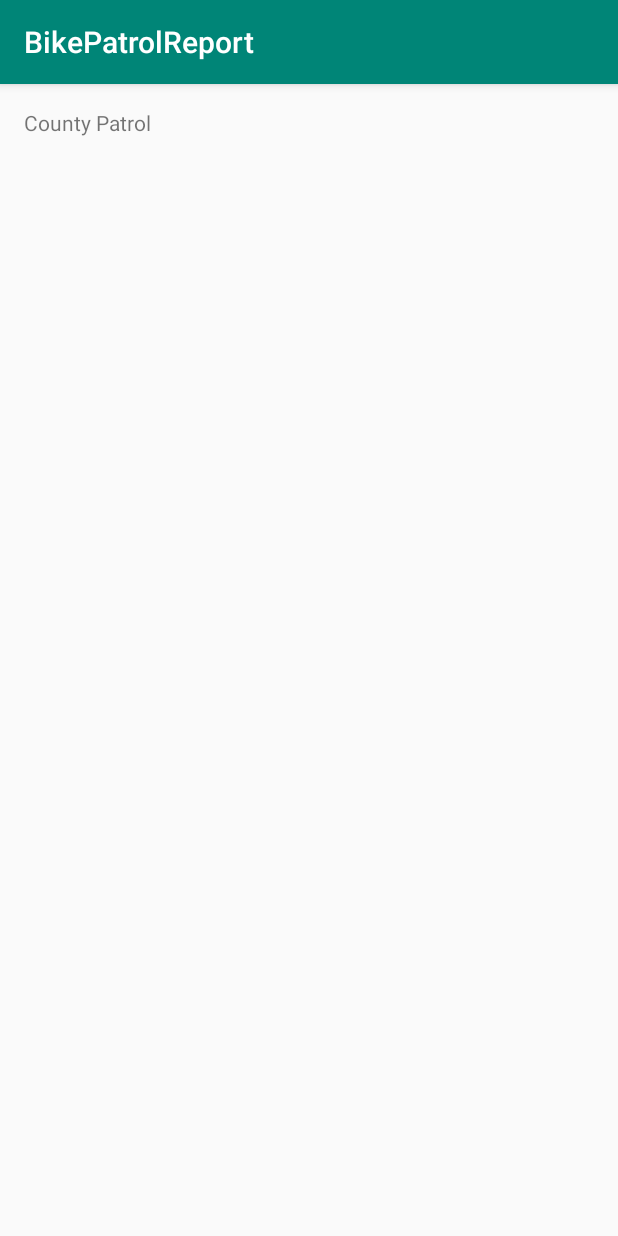
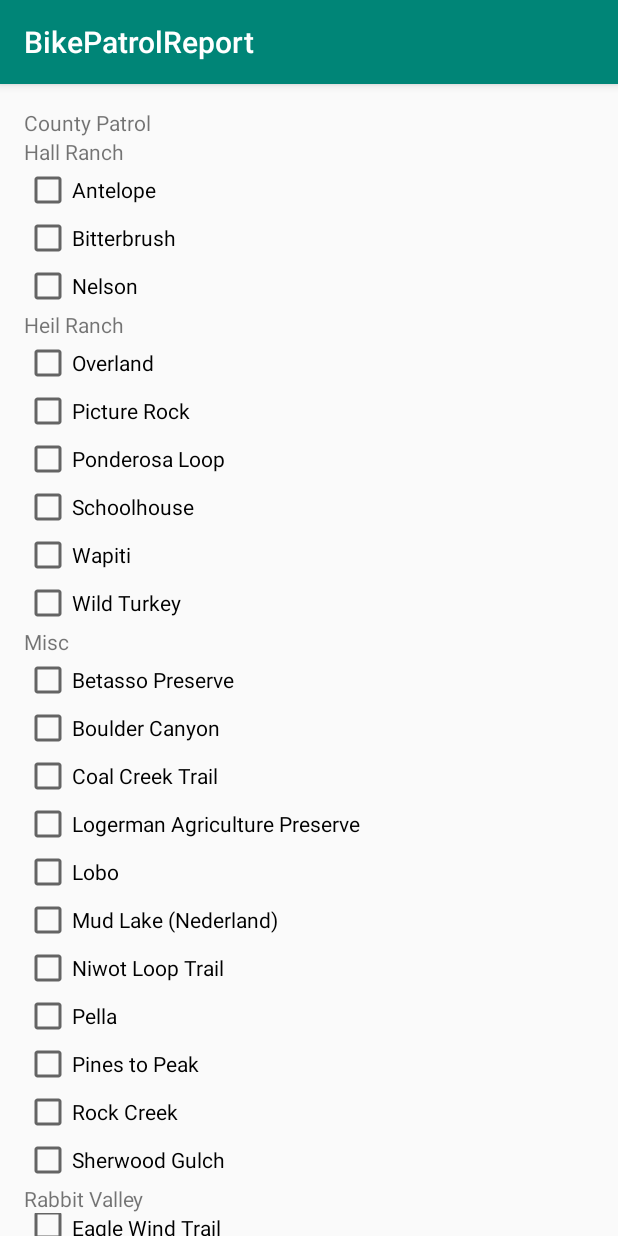
Before and after one commit to pauldshep/BikePatrolReport, an Android app: the PatrolLocationActivity screen opened directly, with no data from a screen before it, after a tap on "COUNTY PATROL", on a phone screen of 412 x 824 dp. Run offline under Robolectric (Android 15) with nearby library versions, the phone set to English and light mode, and no system bars.

Commit message:
Implemented check boxes

```diff
--- a/app/src/main/java/com/sss/bikepatrolreport/PatrolCategory.java
+++ /dev/null
@@ -1,18 +0,0 @@
-package com.sss.bikepatrolreport;
-
-public class PatrolCategory
-{
-    String   mPatrolCatagory;
-    String   mPatrolLocation;
-    String[] mMtnBikeTrails;
-
-    /**
-     * Constructor
-     */
-    public PatrolCategory(String patrolCatagory, String patrolLocation, String[] mtnBikeTrails)
-    {
-        mPatrolCatagory = patrolCatagory;
-        mPatrolLocation = patrolLocation;
-        mMtnBikeTrails  = mtnBikeTrails;
-    }
-}   // end public class Patrol Category
--- a/app/src/main/java/com/sss/bikepatrolreport/PatrolLocationActivity.java
+++ b/app/src/main/java/com/sss/bikepatrolreport/PatrolLocationActivity.java
@@ -14,13 +14,6 @@ import static com.sss.bikepatrolreport.TrailSelectionActivity.*;
 public class PatrolLocationActivity extends AppCompatActivity
 {
     private final static String TAG = "PatrolLocationActivity";
-    // patrol categories
-
-    private PatrolCategory mPatrolCategoryCity;
-    private PatrolCategory mPatrolCategoryCounty;
-    private PatrolCategory mPatrolCategoryUSFS;
-    private PatrolCategory mPatrolCategoryValmont;
-
 
     /**
      * Android lifecycle function onCreate()
--- a/app/src/main/java/com/sss/bikepatrolreport/PatrolTrails.java
+++ b/app/src/main/java/com/sss/bikepatrolreport/PatrolTrails.java
@@ -32,6 +32,28 @@ public class PatrolTrails
 
 
     /**
+     * Get the name of the trail area
+     *
+     * @return trail area name
+     */
+    public String getTrailAreaName()
+    {
+        return mTrailArea;
+    }
+
+
+    /**
+     * Get the list of trails in this trail system
+     *
+     * @return list of trails in the trail system
+     */
+    public ArrayList<String> getTrailList()
+    {
+        return mTrails;
+    }
+
+
+    /**
      * Implement the toString() method
      */
     @Override
--- /dev/null
+++ b/app/src/main/java/com/sss/bikepatrolreport/PatrolType.java
@@ -0,0 +1,62 @@
+package com.sss.bikepatrolreport;
+
+import java.util.ArrayList;
+
+/**
+ * Class PatrolType:  Encapsulates the type of patrol: City, County, USFS, or
+ * Valmont Bike Park.  Name of the Patrol Type and associated trails are
+ * saved here.
+ */
+public class PatrolType
+{
+    private String                  mPatrolType        = "Unknown";
+    private ArrayList<PatrolTrails> mPatrolTrailSystem = new ArrayList<PatrolTrails>();
+
+    /**
+     * Constructor
+     */
+    public PatrolType(String patrolType)
+    {
+        mPatrolType = patrolType;
+    }
+
+
+    /**
+     * Adds a trail system to an internal list associated with the patrol type
+     *
+     * @param patrolTrails trail system associated with patrol type
+     */
+    public void addPatrolTrails(PatrolTrails patrolTrails)
+    {
+        mPatrolTrailSystem.add(patrolTrails);
+    }
+
+
+    /**
+     * Get the internal list of patrol trail systems
+     *
+     * @return internal list of the patrol trail system
+     */
+    public ArrayList<PatrolTrails> getPatrolTrailSystem()
+    {
+        return mPatrolTrailSystem;
+    }
+
+    /**
+     * Implement the Java toString() function for this class
+     *
+     * @return class string description
+     */
+    @Override
+    public String toString()
+    {
+        StringBuilder str_bld = new StringBuilder("Patrol Type: " + mPatrolType + "\n");
+
+        for(PatrolTrails patrolTrails : mPatrolTrailSystem)
+        {
+            str_bld.append(patrolTrails.toString());
+        }
+
+        return str_bld.toString();
+    }
+}   // end public class Patrol Category
--- a/app/src/main/java/com/sss/bikepatrolreport/TrailSelectionActivity.java
+++ b/app/src/main/java/com/sss/bikepatrolreport/TrailSelectionActivity.java
@@ -4,8 +4,16 @@ import android.content.Intent;
 import android.support.v7.app.AppCompatActivity;
 import android.os.Bundle;
 import android.util.Log;
+import android.widget.CheckBox;
+import android.widget.LinearLayout;
 import android.widget.TextView;
 
+import java.util.ArrayList;
+
+/**
+ * Class TrailSelectionActivity: allows the user to select the trails
+ * patrolled from a list associated with the specified patrol type.
+ */
 public class TrailSelectionActivity extends AppCompatActivity
 {
     private final static String TAG = "TrailSelectionActivity";
@@ -20,7 +28,7 @@ public class TrailSelectionActivity extends AppCompatActivity
     public final static int PATROL_TYPE_USFS    = 3;
     public final static int PATROL_TYPE_VALMONT = 4;
 
-
+    private PatrolType mPatrolType;     // patrol type trail list
 
     @Override
     protected void onCreate(Bundle savedInstanceState)
@@ -28,36 +36,86 @@ public class TrailSelectionActivity extends AppCompatActivity
         super.onCreate(savedInstanceState);
         setContentView(R.layout.activity_trail_selection);
 
-        getExtras();
+        int patrol_type_id = getExtras();
+        String patrol_type_str = setPatrolType(patrol_type_id);
+
+        // display the patrol type
+        TextView tv_patrol_area = findViewById(R.id.tv_patrol_area);
+        tv_patrol_area.setText(patrol_type_str);
+
+        // display the trails in check boxes
+        LinearLayout linear_layout = findViewById(R.id.ll_trail_selection);
+        ArrayList<PatrolTrails> patrol_trails = mPatrolType.getPatrolTrailSystem();
+        for(PatrolTrails patrol_trail_sys : patrol_trails)
+        {
+            String            trail_area_name = patrol_trail_sys.getTrailAreaName();
+            ArrayList<String> trail_list      = patrol_trail_sys.getTrailList();
+
+            TextView tv_trail_area = new TextView(this);
+            tv_trail_area.setText(trail_area_name);
+            linear_layout.addView(tv_trail_area);
+
+            for(String trail_name : trail_list)
+            {
+                CheckBox check_box = new CheckBox(this);
+                check_box.setText(trail_name);
+                linear_layout.addView(check_box);
+            }
+        }
+
     }   // end protected void onCreate(Bundle savedInstanceState)
 
     /**
      * Get extras from intent that started this activity
+     *
+     * @return patrol type identifier
      */
-    private void getExtras()
+    private int getExtras()
     {
         Intent this_intent = getIntent();
-        int patrol_type = this_intent.getIntExtra(EXTRA_PATROL_TYPE, 0);
-        Log.i(TAG, "getExtras(): patrol type = " + patrol_type);
-
-        setPatrolType(patrol_type);
+        int patrol_type_id = this_intent.getIntExtra(EXTRA_PATROL_TYPE, 0);
+        Log.i(TAG, "getExtras(): patrol type id= " + patrol_type_id);
+        return patrol_type_id;
     }
 
 
     /**
      * Set the patrol type
+     *
+     * @param patrolTypeId identifies patrol type
+     *
+     * @return string description of the patrol type
      */
-    private void setPatrolType(int patrolType)
+    private String setPatrolType(int patrolTypeId)
     {
-        String patrol_type = lookupPatrolType(patrolType);
+        String patrol_type_str = lookupPatrolType(patrolTypeId);
 
-        TextView tv_patrol_area = findViewById(R.id.tv_patrol_area);
-        tv_patrol_area.setText(patrol_type);
+        // initialize patrol trail list
+        switch(patrolTypeId)
+        {
+            case PATROL_TYPE_CITY:
+                initCityPatrolTrailList(patrol_type_str);
+                break;
+            case PATROL_TYPE_COUNTY:
+                initCountyPatrolTrailList(patrol_type_str);
+                break;
+            case PATROL_TYPE_USFS:
+                initUSFSPatrolTrailList(patrol_type_str);
+                break;
+            case PATROL_TYPE_VALMONT:
+                initValmontPatrolTrailList(patrol_type_str);
+                break;
+            case PATROL_TYPE_UNKNOWN:
+            default:
+                break;
+        }
+
+        return patrol_type_str;
     }
 
 
     /**
-     * Lookup ASCII equivalent of patrol type for display
+     * Lookup ASCII description of patrol type for display
      */
     private String lookupPatrolType(Integer patrolType)
     {
@@ -72,4 +130,90 @@ public class TrailSelectionActivity extends AppCompatActivity
         }
     }   // end private String lookupPatrolType(Integer patrolType)
 
+
+    /**
+     * Initialize City Patrol Trail List
+     */
+    private void initCityPatrolTrailList(String patrolType)
+    {
+
+    }
+
+
+    /**
+     * Initialize County Patrol Trail List
+     *
+     * @param patrolType string description of patrol type
+     */
+    private void initCountyPatrolTrailList(String patrolType)
+    {
+        Log.i(TAG, "initCountyPatrolTrailList(): patrol type = " + patrolType);
+
+        PatrolTrails trails_hall_ranch = new PatrolTrails("Hall Ranch");
+        trails_hall_ranch.addTrail("Antelope");
+        trails_hall_ranch.addTrail("Bitterbrush");
+        trails_hall_ranch.addTrail("Nelson");
+        //Log.i(TAG, trails_hall_ranch.toString());
+
+        PatrolTrails trails_heil_ranch = new PatrolTrails("Heil Ranch");
+        trails_heil_ranch.addTrail("Overland");
+        trails_heil_ranch.addTrail("Picture Rock");
+        trails_heil_ranch.addTrail("Ponderosa Loop");
+        trails_heil_ranch.addTrail("Schoolhouse");
+        trails_heil_ranch.addTrail("Wapiti");
+        trails_heil_ranch.addTrail("Wild Turkey");
+        //Log.i(TAG, trails_heil_ranch.toString());
+
+        PatrolTrails trails_misc = new PatrolTrails("Misc");
+        trails_misc.addTrail("Betasso Preserve");
+        trails_misc.addTrail("Boulder Canyon");
+        trails_misc.addTrail("Coal Creek Trail");
+        trails_misc.addTrail("Logerman Agriculture Preserve");
+        trails_misc.addTrail("Lobo");
+        trails_misc.addTrail("Mud Lake (Nederland)");
+        trails_misc.addTrail("Niwot Loop Trail");
+        trails_misc.addTrail("Pella");
+        trails_misc.addTrail("Pines to Peak");
+        trails_misc.addTrail("Rock Creek");
+        trails_misc.addTrail("Sherwood Gulch");
+        //Log.i(TAG, trails_misc.toString());
+
+        PatrolTrails trails_rabbit_valley = new PatrolTrails("Rabbit Valley");
+        trails_rabbit_valley.addTrail("Eagle Wind Trail");
+        trails_rabbit_valley.addTrail("Indian Mesa");
+        trails_rabbit_valley.addTrail("Little Thompson");
+        //Log.i(TAG, trails_rabbit_valley.toString());
+
+        PatrolTrails trails_walker_ranch = new PatrolTrails("Walker Ranch");
+        trails_walker_ranch.addTrail("Meyers Homestead");
+        trails_walker_ranch.addTrail("Walker Loop");
+        //Log.i(TAG, trails_walker_ranch.toString());
+
+        mPatrolType = new PatrolType(patrolType);
+        mPatrolType.addPatrolTrails(trails_hall_ranch);
+        mPatrolType.addPatrolTrails(trails_heil_ranch);
+        mPatrolType.addPatrolTrails(trails_misc);
+        mPatrolType.addPatrolTrails(trails_rabbit_valley);
+        mPatrolType.addPatrolTrails(trails_walker_ranch);
+        Log.i(TAG, mPatrolType.toString());
+    }   // end private void initCountyPatrolTrailList()
+
+
+    /**
+     * Initialize USFS Patrol Trail List
+     */
+    private void initUSFSPatrolTrailList(String patrolType)
+    {
+
+    }
+
+
+    /**
+     * Initialize Valmont Patrol Trail List
+     */
+    private void initValmontPatrolTrailList(String patrolType)
+    {
+
+    }
+
 }   // end public class TrailSelectionActivity extends AppCompatActivity
```
